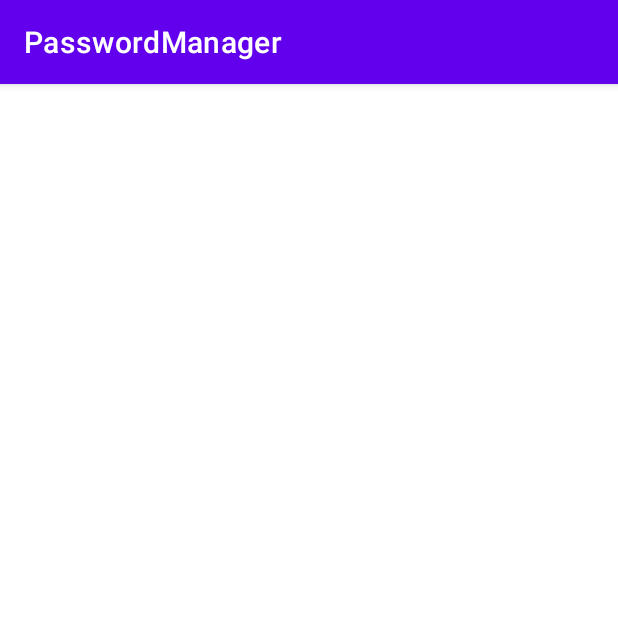
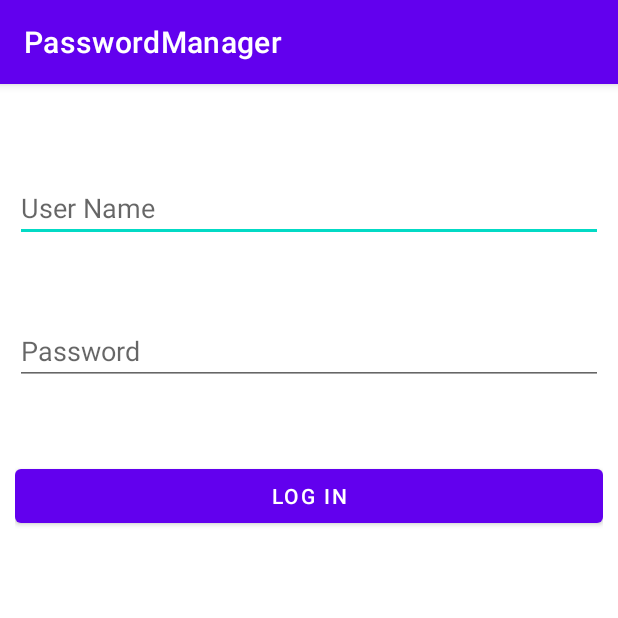
Before and after one commit to shahriar021/passwordmanager-app, an Android app: the LoginActivity screen opened directly, with no data from a screen before it, on a phone screen of 412 x 824 dp, the top half of it. Run offline under Robolectric (Android 15) with nearby library versions, the phone set to English and light mode, and no system bars.

Commit message:
password storing app

```diff
--- a/app/src/main/AndroidManifest.xml
+++ b/app/src/main/AndroidManifest.xml
@@ -9,6 +9,9 @@
         android:roundIcon="@mipmap/ic_launcher_round"
         android:supportsRtl="true"
         android:theme="@style/Theme.PasswordManager">
+        <activity
+            android:name=".HomeActivity"
+            android:exported="false" />
         <activity
             android:name=".LoginActivity"
             android:exported="false" />
--- a/app/src/main/java/com/example/passwordmanager/LoginActivity.java
+++ b/app/src/main/java/com/example/passwordmanager/LoginActivity.java
@@ -2,13 +2,49 @@ package com.example.passwordmanager;
 
 import androidx.appcompat.app.AppCompatActivity;
 
+import android.content.Intent;
 import android.os.Bundle;
+import android.view.View;
+import android.widget.Button;
+import android.widget.EditText;
+import android.widget.Toast;
 
 public class LoginActivity extends AppCompatActivity {
+
+    EditText username,password;
+    Button btnlogin;
+    DBHelper DB;
 
     @Override
     protected void onCreate(Bundle savedInstanceState) {
         super.onCreate(savedInstanceState);
         setContentView(R.layout.activity_login);
+
+        username=findViewById(R.id.username1);
+        password=findViewById(R.id.password1);
+        btnlogin=findViewById(R.id.btnsignin1);
+        DB = new DBHelper(this);
+
+        btnlogin.setOnClickListener(new View.OnClickListener() {
+            @Override
+            public void onClick(View v) {
+                String user=username.getText().toString();
+                String pass=password.getText().toString();
+
+                if (user.equals("")||pass.equals(""))
+                    Toast.makeText(LoginActivity.this, "plz enter all", Toast.LENGTH_SHORT).show();
+                else{
+                    Boolean checkuserpass=DB.checkusernamepassword(user,pass);
+                    if (checkuserpass=true){
+                        Toast.makeText(LoginActivity.this, "Sign in successfully!", Toast.LENGTH_SHORT).show();
+                        Intent i = new Intent(getApplicationContext(),HomeActivity.class);
+                        startActivity(i);
+                    }
+                    else {
+                        Toast.makeText(LoginActivity.this, "Invalid Creadentials", Toast.LENGTH_SHORT).show();
+                    }
+                }
+            }
+        });
     }
 }
--- a/app/src/main/res/layout/activity_login.xml
+++ b/app/src/main/res/layout/activity_login.xml
@@ -1,9 +1,35 @@
 <?xml version="1.0" encoding="utf-8"?>
-<androidx.constraintlayout.widget.ConstraintLayout xmlns:android="http://schemas.android.com/apk/res/android"
+<RelativeLayout xmlns:android="http://schemas.android.com/apk/res/android"
     xmlns:app="http://schemas.android.com/apk/res-auto"
     xmlns:tools="http://schemas.android.com/tools"
     android:layout_width="match_parent"
     android:layout_height="match_parent"
-    tools:context=".LoginActivity">
+    tools:context=".LoginActivity"
+    android:padding="10dp">
 
-</androidx.constraintlayout.widget.ConstraintLayout>
+    <EditText
+        android:layout_width="match_parent"
+        android:layout_height="wrap_content"
+        android:hint="User Name"
+        android:id="@+id/username1"
+        android:layout_marginTop="50dp"/>
+
+    <EditText
+        android:layout_width="match_parent"
+        android:layout_height="wrap_content"
+        android:hint="Password"
+        android:id="@+id/password1"
+        android:layout_marginTop="50dp"
+        android:layout_below="@id/username1"/>
+
+    <Button
+        android:id="@+id/btnsignin1"
+        android:layout_width="match_parent"
+        android:layout_height="wrap_content"
+        android:layout_below="@id/password1"
+        android:layout_marginTop="50dp"
+        android:text="log in" />
+
+
+
+</RelativeLayout>
```
Also changed, not shown: app/src/main/java/com/example/passwordmanager/HomeActivity.java (added, +14 -0 lines), app/src/main/java/com/example/passwordmanager/MainActivity.java (+36 -6 lines), app/src/main/java/com/example/passwordmanager/data/UserDatabase.java (deleted, +0 -12 lines), app/src/main/res/layout/activity_home.xml (added, +9 -0 lines).
